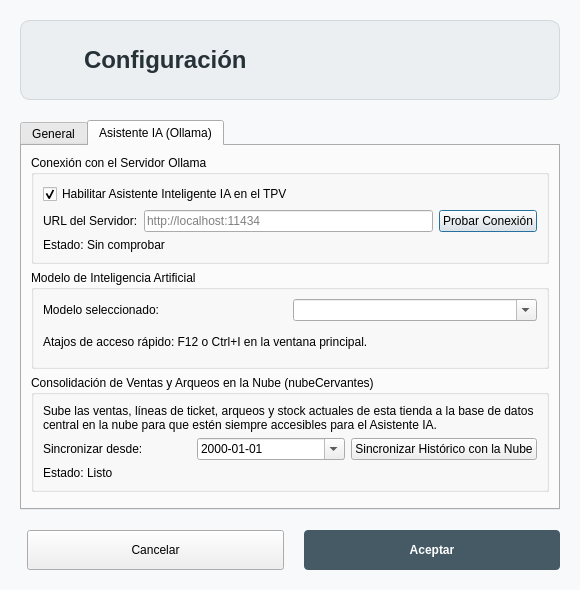
The window that configuracionotros.ui (Ladis72/tienda) describes before a commit, drawn with Qt 5.
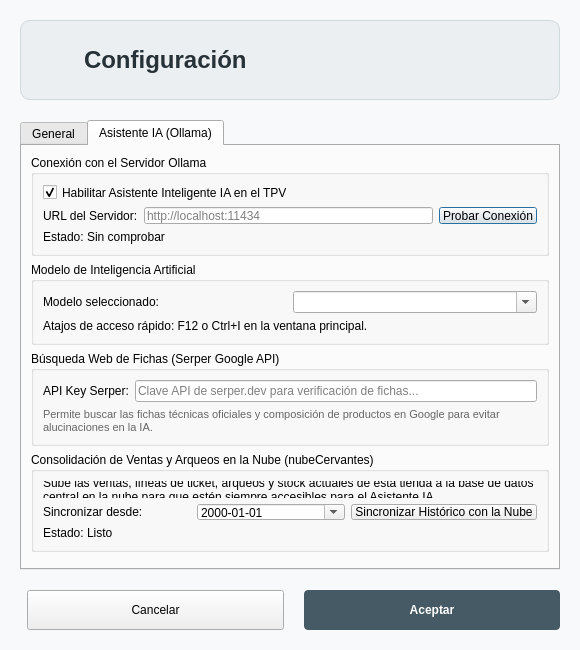
The same window after the commit. The open tabs and pages were chosen to show the change. Icons and pictures are not drawn.

```diff
--- a/configuracionotros.ui
+++ b/configuracionotros.ui
@@ -311,6 +311,49 @@
          </layout>
         </widget>
        </item>
+       <item>
+        <widget class="QGroupBox" name="groupBoxSerper">
+         <property name="title">
+          <string>Búsqueda Web de Fichas (Serper Google API)</string>
+         </property>
+         <layout class="QVBoxLayout" name="verticalLayoutSerper">
+          <item>
+           <layout class="QHBoxLayout" name="horizontalLayoutSerperKey">
+            <item>
+             <widget class="QLabel" name="labelSerperKey">
+              <property name="text">
+               <string>API Key Serper:</string>
+              </property>
+             </widget>
+            </item>
+            <item>
+             <widget class="QLineEdit" name="lineEditSerperKey">
+              <property name="placeholderText">
+               <string>Clave API de serper.dev para verificación de fichas...</string>
+              </property>
+              <property name="echoMode">
+               <enum>QLineEdit::EchoMode::PasswordEchoOnEdit</enum>
+              </property>
+             </widget>
+            </item>
+           </layout>
+          </item>
+          <item>
+           <widget class="QLabel" name="labelSerperAyuda">
+            <property name="styleSheet">
+             <string notr="true">color: #666666; font-size: 11px;</string>
+            </property>
+            <property name="text">
+             <string>Permite buscar las fichas técnicas oficiales y composición de productos en Google para evitar alucinaciones en la IA.</string>
+            </property>
+            <property name="wordWrap">
+             <bool>true</bool>
+            </property>
+           </widget>
+          </item>
+         </layout>
+        </widget>
+       </item>
        <item>
         <widget class="QGroupBox" name="groupBoxConsolidacionNube">
          <property name="title">
```
